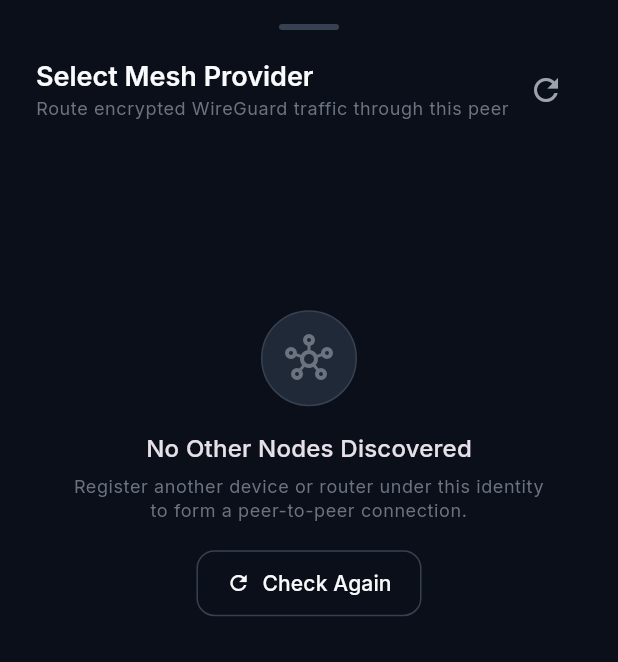
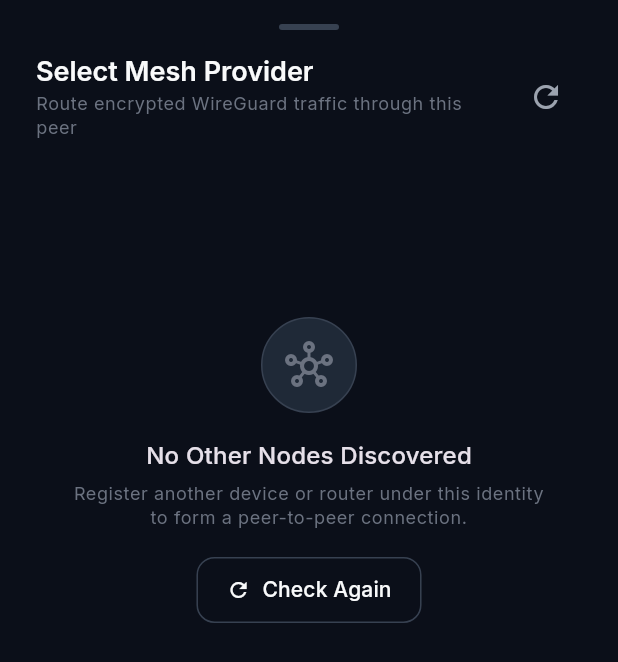
Before and after one commit to zoop-internet/zoopspot, a Flutter app: the ProviderSelectionSheet widget shown alone on an empty page, opened directly, on a phone screen of 412 x 824 dp. Shown: the top 662 px of the screen. Run offline on Flutter 3.47's test engine with Material 3 defaults, Android fonts, the phone set to English and light mode, and no system bars; our stand-ins replace flutter_riverpod, flutter_secure_storage, go_router, google_fonts; missing offline and left inert: cryptography; accounts and stored records are empty.

Commit message:
fix(mobile): resolve RenderFlex overflow in ProviderSelectionSheet

```diff
--- a/mobile/lib/features/dashboard/presentation/widgets/provider_selection_sheet.dart
+++ b/mobile/lib/features/dashboard/presentation/widgets/provider_selection_sheet.dart
@@ -60,7 +60,8 @@
               Row(
                 mainAxisAlignment: MainAxisAlignment.spaceBetween,
                 children: [
-                  Column(
+                  Expanded(
+                    child: Column(
                       crossAxisAlignment: CrossAxisAlignment.start,
                       children: [
                         Text('Select Mesh Provider', style: Theme.of(context).textTheme.titleLarge),
@@ -71,6 +72,8 @@
                         ),
                       ],
                     ),
+                  ),
+                  const SizedBox(width: 8),
                   IconButton(
                     icon: peersState.isLoading
                         ? const SizedBox(
```
Lines whose indentation alone changed are shown as unchanged.
